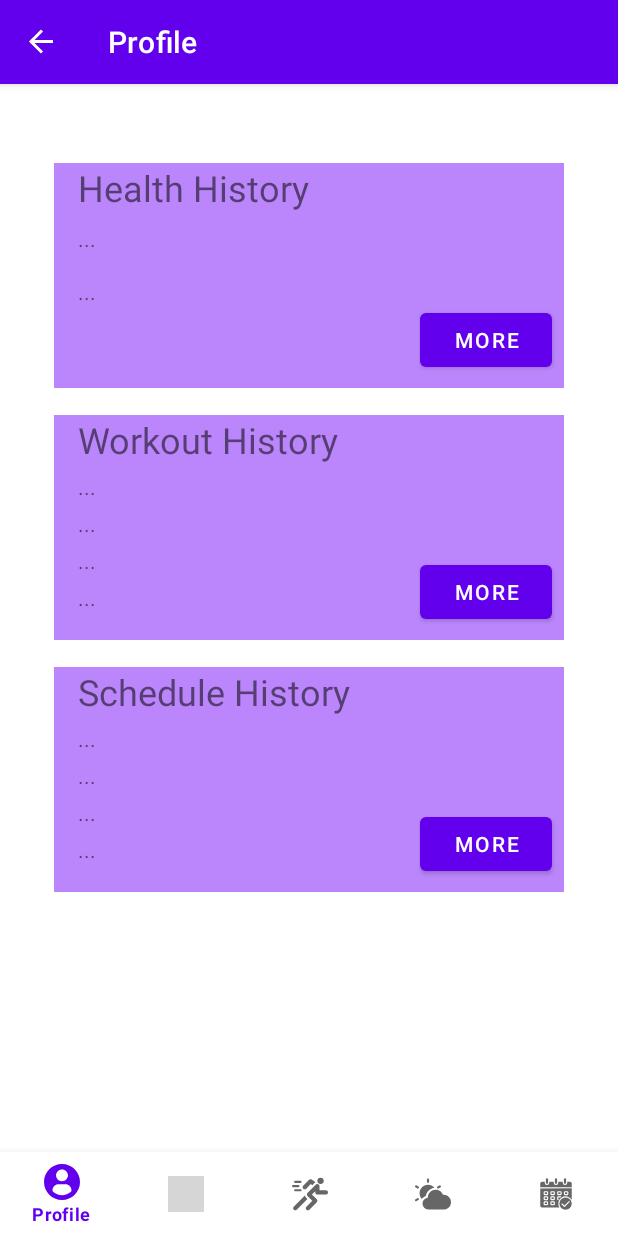
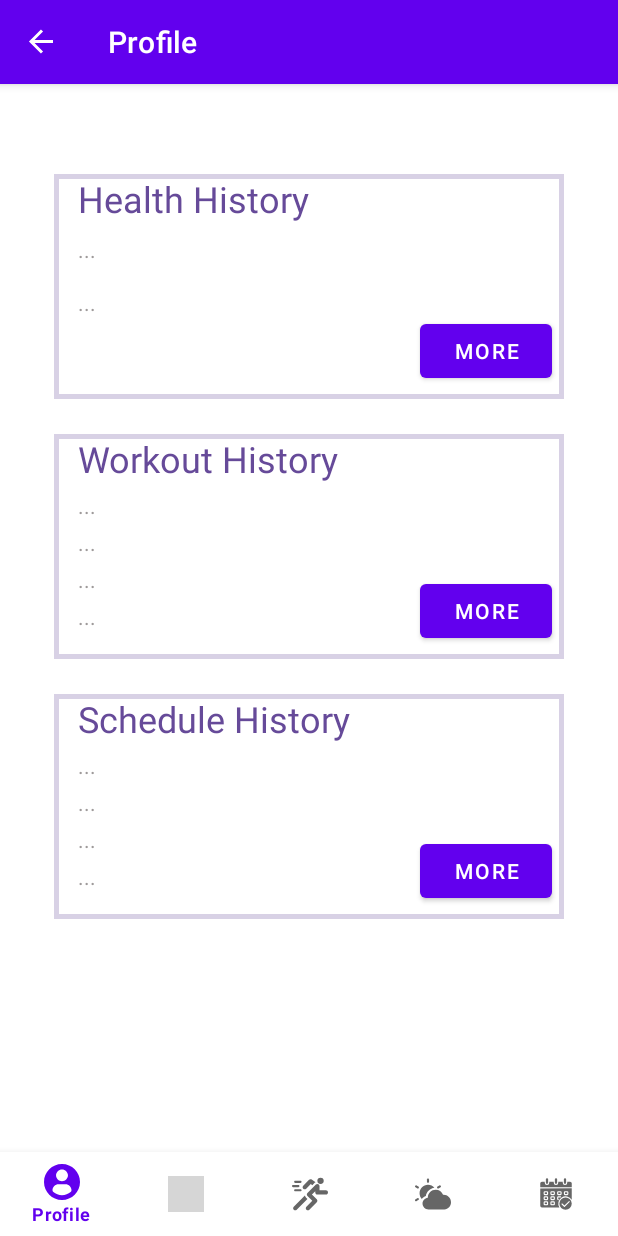
Before and after one commit to summoribundus/CZ2006Project, an Android app: the ProfileFragment screen opened through its navigation route, on a phone screen of 412 x 824 dp. Run offline under Robolectric (Android 15) with nearby library versions, the phone set to English and light mode, and no system bars; our stand-ins replace Firebase (no records; nobody signed in at launch, a user with empty details on screens opened directly), data binding, navigation-ui; 4 statements that could not run were skipped; grey boxes are pictures that could not be loaded.

Commit message:
Changed UI and fixed a big
1. profile/healthinfo/health rec UI
2. sports activities picture changed
3. doingsports/sportsresult UI changed
4. FIXED: healthrecord input cannot be 0 or the system crash.

```diff
--- a/app/src/main/res/layout/fragment_notifications.xml
+++ b/app/src/main/res/layout/fragment_notifications.xml
@@ -40,16 +40,14 @@
             app:layout_constraintTop_toBottomOf="@+id/instruction1" />
 
 
-
         <ImageView
             android:id="@+id/imageView2"
             android:layout_width="wrap_content"
             android:layout_height="wrap_content"
+            android:layout_marginTop="60dp"
             app:layout_constraintEnd_toEndOf="parent"
-            app:layout_constraintHorizontal_bias="0.89"
             app:layout_constraintStart_toStartOf="parent"
-            app:layout_constraintTop_toBottomOf="@+id/tip_options" />
-            app:layout_constraintTop_toTopOf="parent"
+            app:layout_constraintTop_toBottomOf="@+id/tip_options"
             app:srcCompat="@drawable/cycling" />
 
 
--- a/app/src/main/res/layout/fragment_profile.xml
+++ b/app/src/main/res/layout/fragment_profile.xml
@@ -2,7 +2,6 @@
 <layout xmlns:android="http://schemas.android.com/apk/res/android"
     xmlns:app="http://schemas.android.com/apk/res-auto"
     xmlns:tools="http://schemas.android.com/tools"
-
     tools:context=".ui.profile.ProfileFragment">
 
     <data>
@@ -16,13 +15,7 @@
         android:orientation="vertical"
         android:layout_marginTop="-20dp"
         android:padding="20dp">
-        <TextView
-            android:id="@+id/username_text"
-            android:layout_width="match_parent"
-            android:layout_height="wrap_content"
-            android:text="@{profileViewModel.name}"
-            android:layout_marginStart="16dp"
-            android:textSize="24sp"/>
+
 
 
         <androidx.constraintlayout.widget.ConstraintLayout
@@ -30,17 +23,17 @@
         android:layout_width="match_parent"
         android:layout_height="150dp"
         android:layout_marginBottom="8dp"
-        android:background="@color/purple_200"
-        android:layout_marginTop="20dp"
+        android:layout_marginTop="60dp"
         android:layout_marginLeft="16dp"
         android:layout_marginRight ="16dp"
-        >
+            android:background="@drawable/border">
 
         <TextView
             android:id="@+id/healthHistory_header"
             android:layout_width="wrap_content"
             android:layout_height="wrap_content"
             android:text="@string/health_history"
+            android:textColor="#664A99"
             android:textSize="24sp"
             android:layout_marginLeft="16dp"
             app:layout_constraintStart_toStartOf="@+id/layout1"
@@ -54,6 +47,7 @@
             android:layout_height="wrap_content"
             android:layout_marginTop="8dp"
             android:text="..."
+            android:textColor="#9E9A9A"
             app:layout_constraintEnd_toEndOf="parent"
             app:layout_constraintHorizontal_bias="0"
             app:layout_constraintStart_toStartOf="@+id/healthHistory_header"
@@ -66,6 +60,7 @@
                 android:layout_height="wrap_content"
                 android:layout_marginTop="16dp"
                 android:text="..."
+                android:textColor="#9E9A9A"
                 app:layout_constraintEnd_toEndOf="parent"
                 app:layout_constraintHorizontal_bias="0"
                 app:layout_constraintStart_toStartOf="@+id/healthHistory_header"
@@ -92,11 +87,10 @@
         android:layout_width="match_parent"
         android:layout_height="150dp"
         android:layout_marginBottom="8dp"
-        android:background="@color/purple_200"
-        android:layout_marginTop="10dp"
+        android:layout_marginTop="15dp"
         android:layout_marginLeft="16dp"
         android:layout_marginRight ="16dp"
-        >
+        android:background="@drawable/border">
 
 
         <TextView
@@ -104,6 +98,7 @@
             android:layout_width="wrap_content"
             android:layout_height="wrap_content"
             android:text="@string/workout_history"
+            android:textColor="#664A99"
             android:textSize="24sp"
             android:layout_marginLeft="16dp"
             app:layout_constraintStart_toStartOf="@+id/layout2"
@@ -117,6 +112,7 @@
             android:layout_height="wrap_content"
             android:layout_marginTop="5dp"
             android:text="..."
+            android:textColor="#9E9A9A"
             app:layout_constraintEnd_toEndOf="parent"
             app:layout_constraintHorizontal_bias="0"
             app:layout_constraintStart_toStartOf="@+id/workoutHistory_header"
@@ -129,6 +125,7 @@
             android:layout_height="wrap_content"
             android:layout_marginTop="5dp"
             android:text="..."
+            android:textColor="#9E9A9A"
             app:layout_constraintHorizontal_bias="0"
             app:layout_constraintStart_toStartOf="@+id/workoutHistory_header"
             app:layout_constraintTop_toBottomOf="@+id/workoutHistory_time_text"
@@ -140,6 +137,7 @@
             android:layout_height="wrap_content"
             android:layout_marginTop="5dp"
             android:text="..."
+            android:textColor="#9E9A9A"
             app:layout_constraintHorizontal_bias="0"
             app:layout_constraintStart_toStartOf="@+id/workoutHistory_header"
             app:layout_constraintTop_toBottomOf="@+id/workoutHistory_type_text"
@@ -151,6 +149,7 @@
             android:layout_height="wrap_content"
             android:layout_marginTop="5dp"
             android:text="..."
+            android:textColor="#9E9A9A"
             app:layout_constraintHorizontal_bias="0"
             app:layout_constraintStart_toStartOf="@+id/workoutHistory_header"
             app:layout_constraintTop_toBottomOf="@+id/workoutHistory_duration_text"
@@ -175,11 +174,10 @@
         android:layout_width="match_parent"
         android:layout_height="150dp"
         android:layout_marginBottom="8dp"
-        android:background="@color/purple_200"
-        android:layout_marginTop="10dp"
+        android:layout_marginTop="15dp"
         android:layout_marginLeft="16dp"
         android:layout_marginRight ="16dp"
-        >
+        android:background="@drawable/border">
 
 
         <TextView
@@ -187,6 +185,7 @@
             android:layout_width="wrap_content"
             android:layout_height="wrap_content"
             android:text="@string/schedule_history"
+            android:textColor="#664A99"
             android:textSize="24sp"
             android:layout_marginStart="16dp"
             app:layout_constraintStart_toStartOf="@+id/layout3"
@@ -200,6 +199,7 @@
             android:layout_height="wrap_content"
             android:layout_marginTop="5dp"
             android:text="..."
+            android:textColor="#9E9A9A"
             app:layout_constraintEnd_toEndOf="parent"
             app:layout_constraintHorizontal_bias="0"
             app:layout_constraintStart_toStartOf="@+id/scheduleHistory_header"
@@ -212,6 +212,7 @@
             android:layout_height="wrap_content"
             android:layout_marginTop="5dp"
             android:text="..."
+            android:textColor="#9E9A9A"
             app:layout_constraintHorizontal_bias="0"
             app:layout_constraintStart_toStartOf="@+id/scheduleHistory_header"
             app:layout_constraintTop_toBottomOf="@+id/scheduleHistory_startDate_text"
@@ -223,6 +224,7 @@
             android:layout_height="wrap_content"
             android:layout_marginTop="5dp"
             android:text="..."
+            android:textColor="#9E9A9A"
             app:layout_constraintEnd_toEndOf="parent"
             app:layout_constraintHorizontal_bias="0"
             app:layout_constraintStart_toStartOf="@+id/scheduleHistory_header"
@@ -235,6 +237,7 @@
             android:layout_height="wrap_content"
             android:layout_marginTop="5dp"
             android:text="..."
+            android:textColor="#9E9A9A"
             app:layout_constraintEnd_toEndOf="parent"
             app:layout_constraintHorizontal_bias="0"
             app:layout_constraintStart_toStartOf="@+id/scheduleHistory_header"
--- a/app/src/main/res/layout/fragment_result.xml
+++ b/app/src/main/res/layout/fragment_result.xml
@@ -186,9 +186,9 @@
             android:layout_height="wrap_content"
             android:visibility="gone"
             app:layout_constraintEnd_toEndOf="parent"
-            app:layout_constraintHorizontal_bias="0.82"
+            app:layout_constraintTop_toTopOf="parent"
+            app:layout_constraintHorizontal_bias="0.5"
             app:layout_constraintStart_toStartOf="parent"
-            app:layout_constraintTop_toTopOf="parent"
             app:srcCompat="@drawable/cycling" />
 
 
--- a/app/src/main/res/layout/fragment_weight_history.xml
+++ b/app/src/main/res/layout/fragment_weight_history.xml
@@ -18,7 +18,9 @@
             android:layout_marginStart="16dp"
             android:layout_marginTop="16dp"
             android:text="History"
-            android:textSize="30sp"
+            android:textSize="24sp"
+            android:textStyle="bold"
+            android:textColor="#664A99"
             app:layout_constraintEnd_toEndOf="parent"
             app:layout_constraintHorizontal_bias="0.0"
             app:layout_constraintStart_toStartOf="parent"
```
Also changed, not shown: app/src/main/java/com/example/tryonlysports/ui/profile/HealthInfoRecordFragment.kt (+21 -3 lines), app/src/main/res/layout/fragment_health_info_record.xml (+9 -8 lines), app/src/main/res/layout/list_weight_history.xml (+6 -3 lines), app/src/main/res/drawable-mdpi/cycling.png (added), app/src/main/res/drawable-mdpi/jogging.png (added), app/src/main/res/drawable-mdpi/walking.png (added), app/src/main/res/drawable/cycling.png (deleted), app/src/main/res/drawable/jogging.png (deleted), app/src/main/res/drawable/walking.png (deleted).
